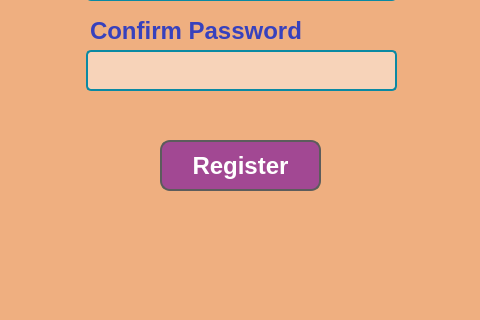
The window that Gartic-Frontend/Gartic-Frontend/RegisterWindow.ui (rusuuu/Professional-Googlers) describes before a commit, drawn with Qt 5; both pictures show x 400 to 880 and y 400 to 720 of the 1280 by 720 pixel window.
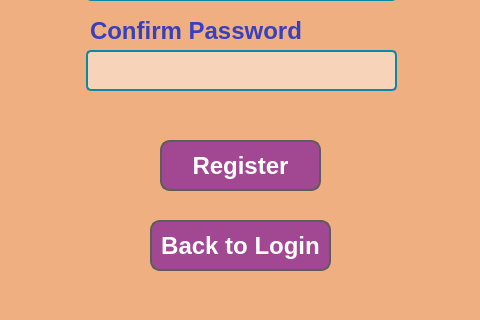
The same window after the commit.

Commit message: Connected Login page to Register page

Patch:
```diff
--- a/Gartic-Frontend/Gartic-Frontend/RegisterWindow.ui
+++ b/Gartic-Frontend/Gartic-Frontend/RegisterWindow.ui
@@ -379,6 +379,43 @@
      <string/>
     </property>
    </widget>
+   <widget class="QPushButton" name="BackToLoginButton">
+    <property name="geometry">
+     <rect>
+      <x>550</x>
+      <y>620</y>
+      <width>181</width>
+      <height>51</height>
+     </rect>
+    </property>
+    <property name="font">
+     <font>
+      <pointsize>18</pointsize>
+      <bold>true</bold>
+     </font>
+    </property>
+    <property name="styleSheet">
+     <string notr="true">QPushButton {
+    border-radius: 10px; 
+    border: 2px solid #5c5c5c; 
+    background-color: rgb(162,72,147);  
+    padding: 5px;
+    color: #ffffff;  
+}
+
+QPushButton:hover {
+    background-color: rgb(231,96,131);  
+}
+
+QPushButton:pressed {
+    background-color: rgb(225,62,103);  
+}
+</string>
+    </property>
+    <property name="text">
+     <string>Back to Login</string>
+    </property>
+   </widget>
   </widget>
   <widget class="QStatusBar" name="statusBar"/>
  </widget>
```
The commit also changes 6 other files.
